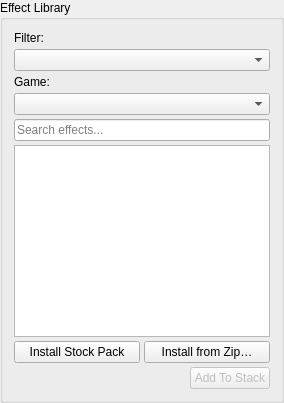
Above: ui/forms/EffectLibraryPanel.ui from Wolfieeewolf/OpenRGB3DSpatialPlugin before the change. Below: the same form after it.
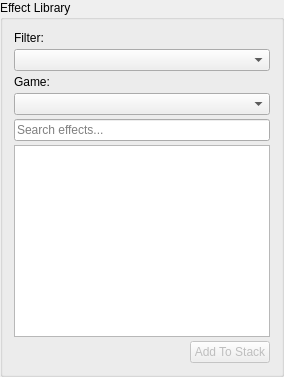
That is the form after the change.

Commit message:
fix: drop in-plugin stock install and persist kernels by id
Stock content belongs with the MSI/installer, not Effect Library. Kernel and FolderVolume pattern settings now save stable ids with legacy index fallback.

The edit to the form file:
```diff
--- a/ui/forms/EffectLibraryPanel.ui
+++ b/ui/forms/EffectLibraryPanel.ui
@@ -72,30 +72,6 @@
      </property>
     </widget>
    </item>
-   <item>
-    <layout class="QHBoxLayout" name="stockPackRow">
-     <item>
-      <widget class="QPushButton" name="installStockPackButton">
-       <property name="text">
-        <string>Install Stock Pack</string>
-       </property>
-       <property name="toolTip">
-        <string>Download stock Volume / Audio / Media / Shader Field looks and patterns into the plugin data folder (cross-platform).</string>
-       </property>
-      </widget>
-     </item>
-     <item>
-      <widget class="QPushButton" name="installStockZipButton">
-       <property name="text">
-        <string>Install from Zip…</string>
-       </property>
-       <property name="toolTip">
-        <string>Install stock content from a local OpenRGB3DSpatialPresets zip (offline / mirror).</string>
-       </property>
-      </widget>
-     </item>
-    </layout>
-   </item>
    <item>
     <layout class="QHBoxLayout" name="addButtonRow">
      <item>
```
The commit also changes 14 other files.
